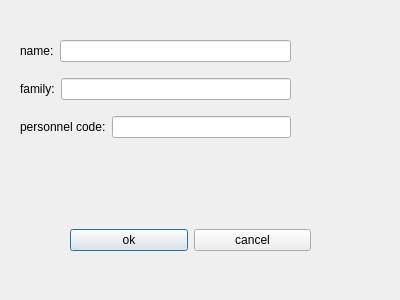
Old version of the form MyProj/deletepilot.ui in the repository shahabbadihi/airport_managementt.
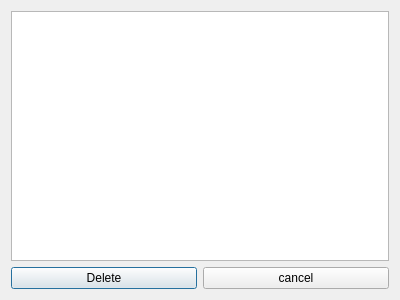
New version of the form.

Commit message: pilot list in deletepilot dialog dont display

What changed in the file:
```diff
--- a/MyProj/deletepilot.ui
+++ b/MyProj/deletepilot.ui
@@ -13,74 +13,16 @@
   <property name="windowTitle">
    <string>Dialog</string>
   </property>
-  <widget class="QWidget" name="layoutWidget">
-   <property name="geometry">
-    <rect>
-     <x>20</x>
-     <y>30</y>
-     <width>271</width>
-     <height>121</height>
-    </rect>
-   </property>
    <layout class="QVBoxLayout" name="verticalLayout">
     <item>
-     <layout class="QHBoxLayout" name="horizontalLayout">
-      <item>
-       <widget class="QLabel" name="label">
-        <property name="text">
-         <string>name:</string>
-        </property>
-       </widget>
+    <widget class="QListView" name="listView"/>
       </item>
       <item>
-       <widget class="QLineEdit" name="FnameTxt"/>
-      </item>
-     </layout>
-    </item>
-    <item>
-     <layout class="QHBoxLayout" name="horizontalLayout_2">
-      <item>
-       <widget class="QLabel" name="label_2">
-        <property name="text">
-         <string>family:</string>
-        </property>
-       </widget>
-      </item>
-      <item>
-       <widget class="QLineEdit" name="LnameTxt"/>
-      </item>
-     </layout>
-    </item>
-    <item>
-     <layout class="QHBoxLayout" name="horizontalLayout_3">
-      <item>
-       <widget class="QLabel" name="label_3">
-        <property name="text">
-         <string>personnel code:</string>
-        </property>
-       </widget>
-      </item>
-      <item>
-       <widget class="QLineEdit" name="PersonnelCodeTxt"/>
-      </item>
-     </layout>
-    </item>
-   </layout>
-  </widget>
-  <widget class="QWidget" name="layoutWidget">
-   <property name="geometry">
-    <rect>
-     <x>70</x>
-     <y>210</y>
-     <width>241</width>
-     <height>61</height>
-    </rect>
-   </property>
    <layout class="QHBoxLayout" name="horizontalLayout_4">
     <item>
      <widget class="QPushButton" name="pushButton">
       <property name="text">
-       <string>ok</string>
+        <string>Delete</string>
       </property>
      </widget>
     </item>
@@ -92,7 +34,8 @@
      </widget>
     </item>
    </layout>
-  </widget>
+   </item>
+  </layout>
  </widget>
  <resources/>
  <connections/>
```
Lines whose indentation alone changed are shown as unchanged. The commit also changes 9 other files.
